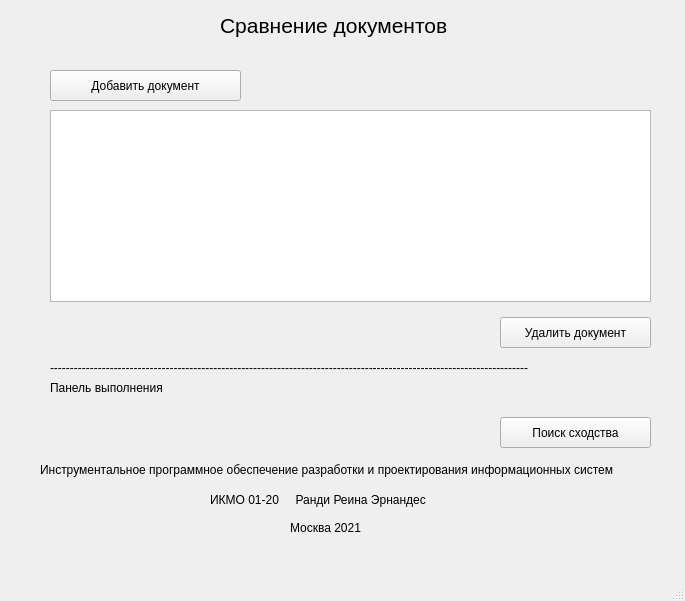
This is antiplagio.ui in randyrh91/antiplagio as Qt 5 draws it before an edit. The edited form follows.
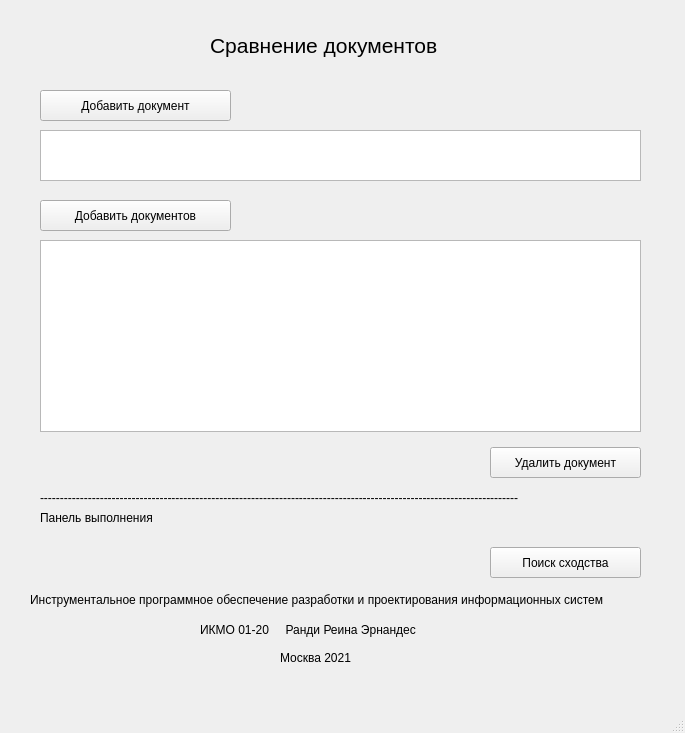
This is the edited form.

```diff
--- a/antiplagio.ui
+++ b/antiplagio.ui
@@ -7,7 +7,7 @@
     <x>0</x>
     <y>0</y>
     <width>685</width>
-    <height>601</height>
+    <height>733</height>
    </rect>
   </property>
   <property name="windowTitle">
@@ -17,21 +17,21 @@
    <widget class="QPushButton" name="pushButtonAddFile">
     <property name="geometry">
      <rect>
-      <x>50</x>
-      <y>70</y>
+      <x>40</x>
+      <y>200</y>
       <width>191</width>
       <height>31</height>
      </rect>
     </property>
     <property name="text">
-     <string>Добавить документ</string>
+     <string>Добавить документов</string>
     </property>
    </widget>
    <widget class="QPushButton" name="pushButtonExecute">
     <property name="geometry">
      <rect>
-      <x>500</x>
-      <y>417</y>
+      <x>490</x>
+      <y>547</y>
       <width>151</width>
       <height>31</height>
      </rect>
@@ -43,8 +43,8 @@
    <widget class="QLabel" name="labelFileName_2">
     <property name="geometry">
      <rect>
-      <x>300</x>
-      <y>130</y>
+      <x>290</x>
+      <y>260</y>
       <width>341</width>
       <height>21</height>
      </rect>
@@ -56,8 +56,8 @@
    <widget class="QLabel" name="labelExecute">
     <property name="geometry">
      <rect>
-      <x>50</x>
-      <y>380</y>
+      <x>40</x>
+      <y>510</y>
       <width>591</width>
       <height>16</height>
      </rect>
@@ -69,8 +69,8 @@
    <widget class="QLabel" name="label">
     <property name="geometry">
      <rect>
-      <x>220</x>
-      <y>10</y>
+      <x>210</x>
+      <y>30</y>
       <width>301</width>
       <height>31</height>
      </rect>
@@ -87,8 +87,8 @@
    <widget class="QLabel" name="label_2">
     <property name="geometry">
      <rect>
-      <x>40</x>
-      <y>460</y>
+      <x>30</x>
+      <y>590</y>
       <width>611</width>
       <height>20</height>
      </rect>
@@ -100,8 +100,8 @@
    <widget class="QLabel" name="label_3">
     <property name="geometry">
      <rect>
-      <x>210</x>
-      <y>490</y>
+      <x>200</x>
+      <y>620</y>
       <width>231</width>
       <height>20</height>
      </rect>
@@ -113,8 +113,8 @@
    <widget class="QLabel" name="label_4">
     <property name="geometry">
      <rect>
-      <x>290</x>
-      <y>520</y>
+      <x>280</x>
+      <y>650</y>
       <width>91</width>
       <height>16</height>
      </rect>
@@ -126,8 +126,8 @@
    <widget class="QPushButton" name="pushButton_DeleteFile">
     <property name="geometry">
      <rect>
-      <x>500</x>
-      <y>317</y>
+      <x>490</x>
+      <y>447</y>
       <width>151</width>
       <height>31</height>
      </rect>
@@ -139,8 +139,8 @@
    <widget class="QLabel" name="label_5">
     <property name="geometry">
      <rect>
-      <x>50</x>
-      <y>360</y>
+      <x>40</x>
+      <y>490</y>
       <width>601</width>
       <height>16</height>
      </rect>
@@ -152,13 +152,36 @@
    <widget class="QListWidget" name="listWidget">
     <property name="geometry">
      <rect>
-      <x>50</x>
-      <y>110</y>
+      <x>40</x>
+      <y>240</y>
       <width>601</width>
       <height>192</height>
      </rect>
     </property>
    </widget>
+   <widget class="QPushButton" name="pushButtonAddFileOriginal">
+    <property name="geometry">
+     <rect>
+      <x>40</x>
+      <y>90</y>
+      <width>191</width>
+      <height>31</height>
+     </rect>
+    </property>
+    <property name="text">
+     <string>Добавить документ</string>
+    </property>
+   </widget>
+   <widget class="QListWidget" name="fileWidget">
+    <property name="geometry">
+     <rect>
+      <x>40</x>
+      <y>130</y>
+      <width>601</width>
+      <height>51</height>
+     </rect>
+    </property>
+   </widget>
   </widget>
   <widget class="QMenuBar" name="menubar">
    <property name="geometry">
```
